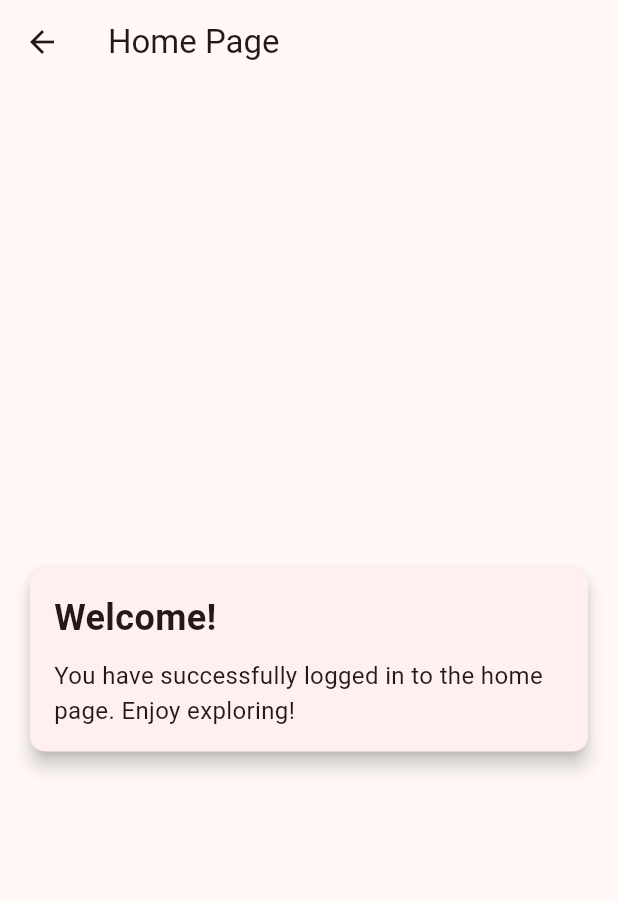
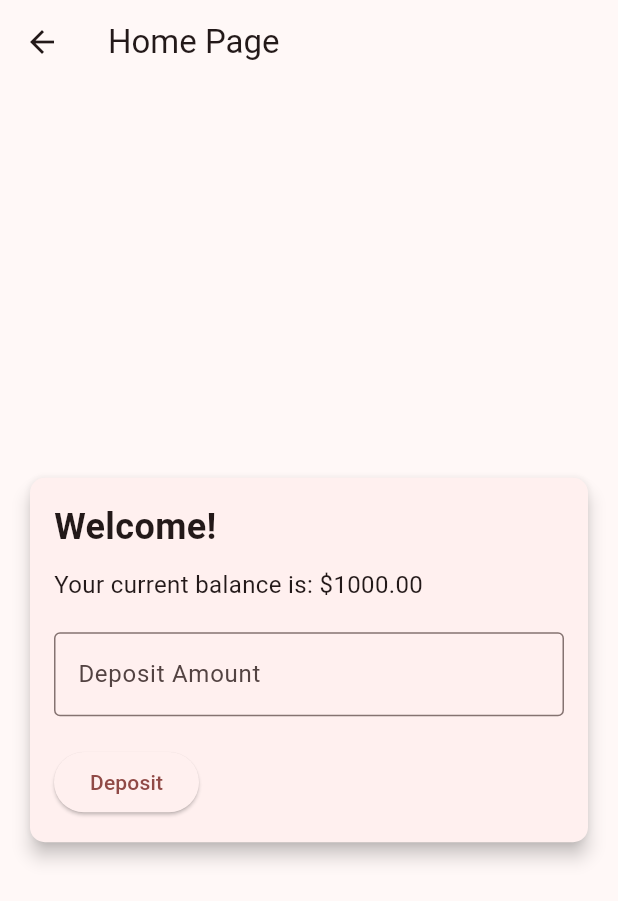
Before and after one commit to ciit-thedannified/cs319_dart_playground, a Flutter app: the HomePage screen opened directly, on a phone screen of 412 x 824 dp. Shown: the top 901 px of the screen. Run offline on Flutter 3.47's test engine with Material 3 defaults, Android fonts, the phone set to English and light mode, and no system bars.

Commit message:
Deposit Money Feature
Finished Deposit Money Feature

```diff
--- a/lib/main.dart
+++ b/lib/main.dart
@@ -110,10 +110,35 @@
   }
 }
 
-class HomePage extends StatelessWidget {
+class HomePage extends StatefulWidget{
   const HomePage({super.key});
 
   @override
+  _HomePageState createState() => _HomePageState();
+}
+
+class _HomePageState extends State<HomePage> {
+  final TextEditingController _amountController = TextEditingController();
+  double _balance = 1000.0;
+
+  void _depositMoney(){
+    final String iamount = _amountController.text;
+    double? amount = double.tryParse(iamount);
+
+    if(amount == null || amount <= 0){
+      ScaffoldMessenger.of(context).showSnackBar(const SnackBar (content: Text('Invalid Amount!')),
+      );
+
+    }else {
+      setState(() {
+        _balance += amount;
+      });
+      ScaffoldMessenger.of(context).showSnackBar(SnackBar(content: Text('Successfully Deposited \$${amount.toStringAsFixed(2)}. New Balance: \$${_balance.toStringAsFixed(2)}')),
+      );
+    }
+  }
+
+   @override
   Widget build(BuildContext context) {
     return Scaffold(
       appBar: AppBar(
@@ -123,7 +148,7 @@
         child: Padding(
           padding: const EdgeInsets.all(16.0),
           child: Card(
-            elevation: 5, // Adds shadow for a raised look
+            elevation: 5,
             shape: RoundedRectangleBorder(
               borderRadius: BorderRadius.circular(10),
             ),
@@ -132,26 +157,39 @@
               child: Column(
                 mainAxisSize: MainAxisSize.min,
                 crossAxisAlignment: CrossAxisAlignment.start,
-                children: const <Widget>[
-                  Text(
+                children: <Widget>[
+                  const Text(
                     'Welcome!',
                     style: TextStyle(
                       fontSize: 24,
                       fontWeight: FontWeight.bold,
                     ),
                   ),
-                  SizedBox(height: 10),
+                  const SizedBox(height: 10),
                   Text(
-                    'You have successfully logged in to the home page. Enjoy exploring!',
-                    style: TextStyle(
+                    'Your current balance is: \$${_balance.toStringAsFixed(2)}',
+                    style: const TextStyle(
                       fontSize: 16,
                     ),
+                  ),
+                  const SizedBox(height: 20),
+                  TextField(
+                    controller: _amountController,
+                    decoration: const InputDecoration(
+                      labelText: 'Deposit Amount',
+                      border: OutlineInputBorder(),
+                    ),
+                    keyboardType: TextInputType.number,
+                  ),
+                  const SizedBox(height: 20),
+                  ElevatedButton(
+                    onPressed: _depositMoney,
+                    child: const Text('Deposit'),
                   ),
                 ],
               ),
             ),
           ),
-
         ),
       ),
     );
```
